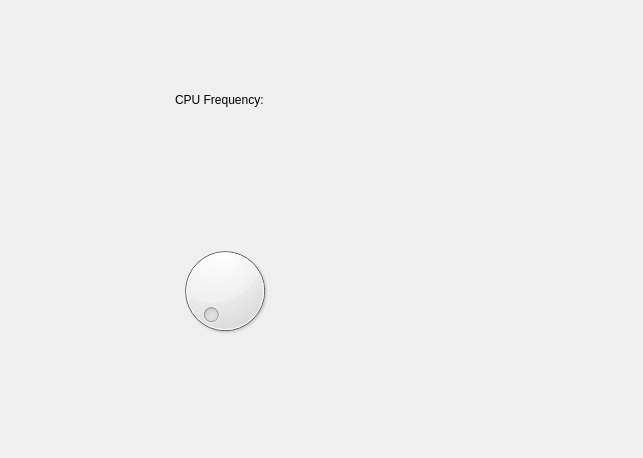
Above: phonedetailwidget.ui from BAT6188/kedacom-android-tool before the change. Below: the same form after it.
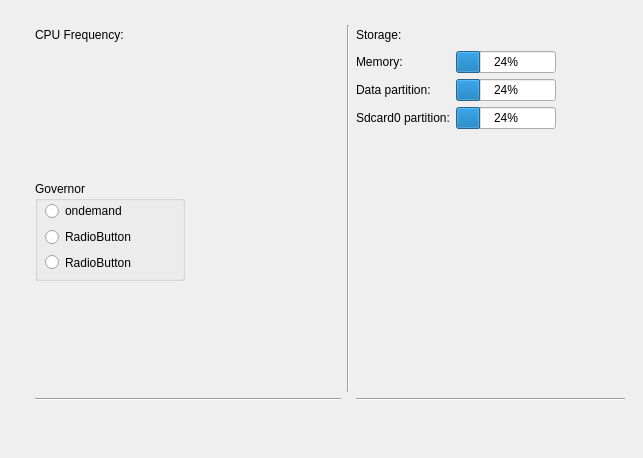
That is the form after the change.

Diff of the .ui file:
```diff
--- a/phonedetailwidget.ui
+++ b/phonedetailwidget.ui
@@ -18,7 +18,7 @@
     <rect>
      <x>30</x>
      <y>20</y>
-     <width>581</width>
+     <width>595</width>
      <height>421</height>
     </rect>
    </property>
@@ -29,44 +29,6 @@
     <property name="topMargin">
      <number>5</number>
     </property>
-    <item row="0" column="0">
-     <widget class="QLabel" name="label_2">
-      <property name="minimumSize">
-       <size>
-        <width>100</width>
-        <height>20</height>
-       </size>
-      </property>
-      <property name="maximumSize">
-       <size>
-        <width>100</width>
-        <height>20</height>
-       </size>
-      </property>
-      <property name="text">
-       <string>CPU Frequency:</string>
-      </property>
-     </widget>
-    </item>
-    <item row="0" column="1">
-     <widget class="QLabel" name="freq_label">
-      <property name="minimumSize">
-       <size>
-        <width>50</width>
-        <height>150</height>
-       </size>
-      </property>
-      <property name="maximumSize">
-       <size>
-        <width>50</width>
-        <height>150</height>
-       </size>
-      </property>
-      <property name="text">
-       <string/>
-      </property>
-     </widget>
-    </item>
     <item row="3" column="0">
      <spacer name="verticalSpacer">
       <property name="orientation">
@@ -83,7 +45,7 @@
       </property>
      </spacer>
     </item>
-    <item row="3" column="1">
+    <item row="3" column="2">
      <spacer name="verticalSpacer_2">
       <property name="orientation">
        <enum>Qt::Vertical</enum>
@@ -99,13 +61,218 @@
       </property>
      </spacer>
     </item>
+    <item row="0" column="0">
+     <layout class="QFormLayout" name="formLayout">
+      <item row="0" column="0">
+       <widget class="QLabel" name="label_2">
+        <property name="minimumSize">
+         <size>
+          <width>100</width>
+          <height>20</height>
+         </size>
+        </property>
+        <property name="maximumSize">
+         <size>
+          <width>100</width>
+          <height>20</height>
+         </size>
+        </property>
+        <property name="text">
+         <string>CPU Frequency:</string>
+        </property>
+       </widget>
+      </item>
+      <item row="0" column="1">
+       <widget class="QLabel" name="freq_label">
+        <property name="minimumSize">
+         <size>
+          <width>50</width>
+          <height>150</height>
+         </size>
+        </property>
+        <property name="maximumSize">
+         <size>
+          <width>50</width>
+          <height>150</height>
+         </size>
+        </property>
+        <property name="text">
+         <string/>
+        </property>
+       </widget>
+      </item>
+      <item row="1" column="0">
+       <widget class="QGroupBox" name="groupBox">
+        <property name="minimumSize">
+         <size>
+          <width>150</width>
+          <height>100</height>
+         </size>
+        </property>
+        <property name="title">
+         <string>Governor</string>
+        </property>
+        <property name="checkable">
+         <bool>false</bool>
+        </property>
+        <widget class="QWidget" name="verticalLayoutWidget">
+         <property name="geometry">
+          <rect>
+           <x>10</x>
+           <y>20</y>
+           <width>131</width>
+           <height>71</height>
+          </rect>
+         </property>
+         <layout class="QVBoxLayout" name="verticalLayout">
+          <item>
+           <widget class="QRadioButton" name="radioButton">
+            <property name="text">
+             <string>ondemand</string>
+            </property>
+           </widget>
+          </item>
+          <item>
+           <widget class="QRadioButton" name="radioButton_3">
+            <property name="text">
+             <string>RadioButton</string>
+            </property>
+           </widget>
+          </item>
+          <item>
+           <widget class="QRadioButton" name="radioButton_2">
+            <property name="text">
+             <string>RadioButton</string>
+            </property>
+           </widget>
+          </item>
+         </layout>
+        </widget>
+       </widget>
+      </item>
+      <item row="1" column="1">
+       <spacer name="horizontalSpacer_2">
+        <property name="orientation">
+         <enum>Qt::Horizontal</enum>
+        </property>
+        <property name="sizeType">
+         <enum>QSizePolicy::Fixed</enum>
+        </property>
+        <property name="sizeHint" stdset="0">
+         <size>
+          <width>150</width>
+          <height>20</height>
+         </size>
+        </property>
+       </spacer>
+      </item>
+     </layout>
+    </item>
+    <item row="0" column="2">
+     <layout class="QFormLayout" name="formLayout_2">
+      <item row="0" column="0">
+       <widget class="QLabel" name="label">
+        <property name="text">
+         <string>Storage:</string>
+        </property>
+       </widget>
+      </item>
+      <item row="0" column="1">
+       <spacer name="horizontalSpacer">
+        <property name="orientation">
+         <enum>Qt::Horizontal</enum>
+        </property>
+        <property name="sizeType">
+         <enum>QSizePolicy::Fixed</enum>
+        </property>
+        <property name="sizeHint" stdset="0">
+         <size>
+          <width>40</width>
+          <height>20</height>
+         </size>
+        </property>
+       </spacer>
+      </item>
+      <item row="1" column="0">
+       <widget class="QLabel" name="label_4">
+        <property name="text">
+         <string>Memory:</string>
+        </property>
+       </widget>
+      </item>
+      <item row="1" column="1">
+       <widget class="QProgressBar" name="progressBar">
+        <property name="maximumSize">
+         <size>
+          <width>100</width>
+          <height>50</height>
+         </size>
+        </property>
+        <property name="value">
+         <number>24</number>
+        </property>
+       </widget>
+      </item>
+      <item row="2" column="0">
+       <widget class="QLabel" name="label_6">
+        <property name="text">
+         <string>Data partition:</string>
+        </property>
+       </widget>
+      </item>
+      <item row="2" column="1">
+       <widget class="QProgressBar" name="progressBar_2">
+        <property name="maximumSize">
+         <size>
+          <width>100</width>
+          <height>16777215</height>
+         </size>
+        </property>
+        <property name="value">
+         <number>24</number>
+        </property>
+       </widget>
+      </item>
+      <item row="3" column="0">
+       <widget class="QLabel" name="label_8">
+        <property name="text">
+         <string>Sdcard0 partition:</string>
+        </property>
+       </widget>
+      </item>
+      <item row="3" column="1">
+       <widget class="QProgressBar" name="progressBar_3">
+        <property name="maximumSize">
+         <size>
+          <width>100</width>
+          <height>16777215</height>
+         </size>
+        </property>
+        <property name="value">
+         <number>24</number>
+        </property>
+       </widget>
+      </item>
+     </layout>
+    </item>
+    <item row="0" column="1">
+     <widget class="Line" name="line">
+      <property name="orientation">
+       <enum>Qt::Vertical</enum>
+      </property>
+     </widget>
+    </item>
     <item row="1" column="0">
-     <widget class="QDial" name="dial">
-      <property name="maximum">
-       <number>5</number>
+     <widget class="Line" name="line_2">
+      <property name="orientation">
+       <enum>Qt::Horizontal</enum>
       </property>
-      <property name="pageStep">
-       <number>1</number>
+     </widget>
+    </item>
+    <item row="1" column="2">
+     <widget class="Line" name="line_3">
+      <property name="orientation">
+       <enum>Qt::Horizontal</enum>
       </property>
      </widget>
     </item>
```
